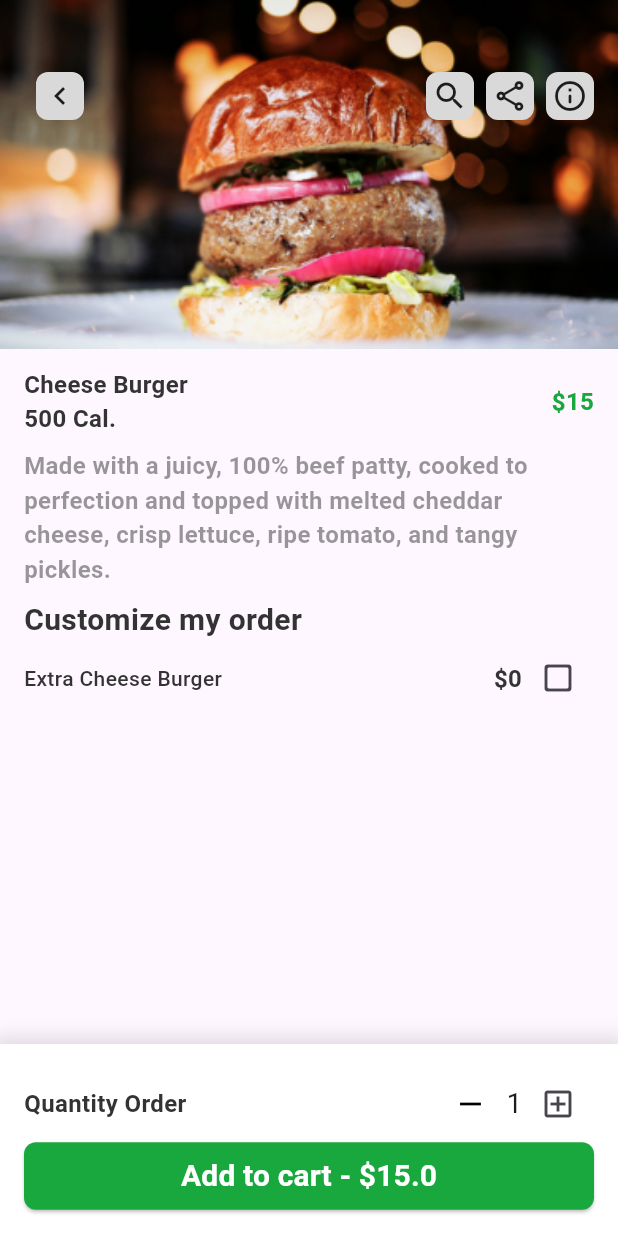
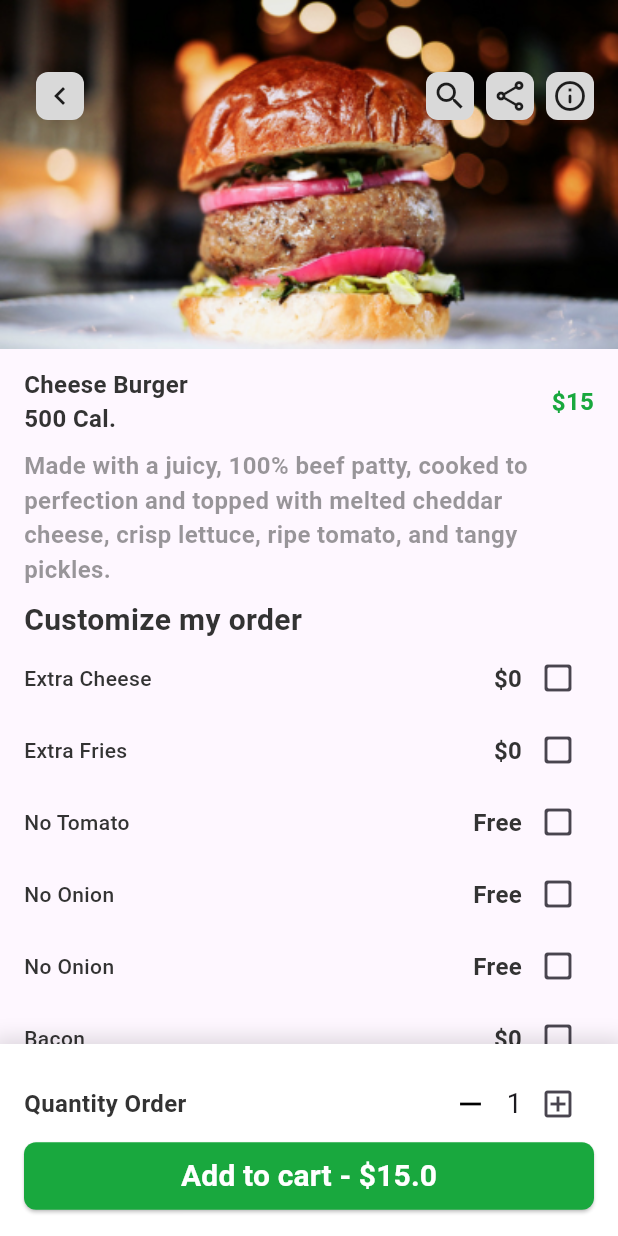
Before and after one commit to MahmoudYasserElbanna/MakanGes_Projcet, a Flutter app: the OrderInDetailsViewBody screen opened directly, on a phone screen of 412 x 824 dp. Run offline on Flutter 3.47's test engine with Material 3 defaults, Android fonts, the phone set to English and light mode, and no system bars; our stand-ins replace font_awesome_flutter, go_router, google_nav_bar.

Commit message:
finish order i details view

```diff
--- /dev/null
+++ b/lib/features/order_in_details/presentation/view/widget/addition_to_the_order_list_view.dart
@@ -0,0 +1,28 @@
+import 'package:flutter/material.dart';
+import 'package:makanges_app/features/order_in_details/presentation/view/widget/additions_to_the_order_item.dart';
+
+class AdditionsToTheOrderListView extends StatelessWidget {
+  const AdditionsToTheOrderListView({
+    super.key,
+    required this.additions,
+  });
+
+  final List<Map<String, dynamic>> additions;
+
+  @override
+  Widget build(BuildContext context) {
+    return Expanded(
+      child: ListView.builder(
+        padding: const EdgeInsets.only(bottom: 100),
+        itemCount: additions.length,
+        itemBuilder: (context, index) {
+          final item = additions[index];
+          return AdditionsToTheOrderItem(
+            title: item['title'],
+            isFree: item['isFree'],
+          );
+        },
+      ),
+    );
+  }
+}
--- a/lib/features/order_in_details/presentation/view/widget/order_in_details_view_body.dart
+++ b/lib/features/order_in_details/presentation/view/widget/order_in_details_view_body.dart
@@ -3,12 +3,25 @@ import 'package:makanges_app/core/utils/assets.dart';
 import 'package:makanges_app/core/utils/styles.dart';
 import 'package:makanges_app/features/general_order_info/presentation/view/widgets/general_order_view_header_icons.dart';
 import 'package:makanges_app/features/general_order_info/presentation/view/widgets/tab_bar_item_content_info.dart';
-import 'package:makanges_app/features/order_in_details/presentation/view/widget/additions_to_the_order_item.dart';
+import 'package:makanges_app/features/order_in_details/presentation/view/widget/addition_to_the_order_list_view.dart';
 import 'package:makanges_app/features/order_in_details/presentation/view/widget/quantity_order.dart';
 
 class OrderInDetailsViewBody extends StatelessWidget {
   const OrderInDetailsViewBody({super.key});
-
+  final List<Map<String, dynamic>> additions = const [
+    {'title': 'Extra Cheese', 'isFree': false},
+    {'title': 'Extra Fries', 'isFree': false},
+    {'title': 'No Tomato', 'isFree': true},
+    {'title': 'No Onion', 'isFree': true},
+    {'title': 'No Onion', 'isFree': true},
+    {'title': 'Bacon', 'isFree': false},
+    {'title': 'Pickles', 'isFree': true},
+    {'title': 'Lettuce Wrap', 'isFree': true},
+    {'title': 'Avocado', 'isFree': false},
+    {'title': 'Gluten-Free Bun', 'isFree': false},
+    {'title': 'Extra Patty', 'isFree': false},
+    // Add more items as needed
+  ];
   @override
   Widget build(BuildContext context) {
     return Scaffold(
@@ -40,19 +53,16 @@ class OrderInDetailsViewBody extends StatelessWidget {
                   'Customize my order',
                   style: Styles.textStyle20,
                 ),
-                const AdditionsToTheOrderItem(
-                  isFree: false,
-                  title: 'Extra Cheese Burger',
-                ),
+                AdditionsToTheOrderListView(additions: additions),
               ],
             ),
           ),
           const Positioned(
+            left: 0,
+            right: 0,
             bottom: 0,
-            right: 0,
-            left: 0,
             child: QuantityOrder(),
-          ),
+          )
         ],
       ),
     );
```
